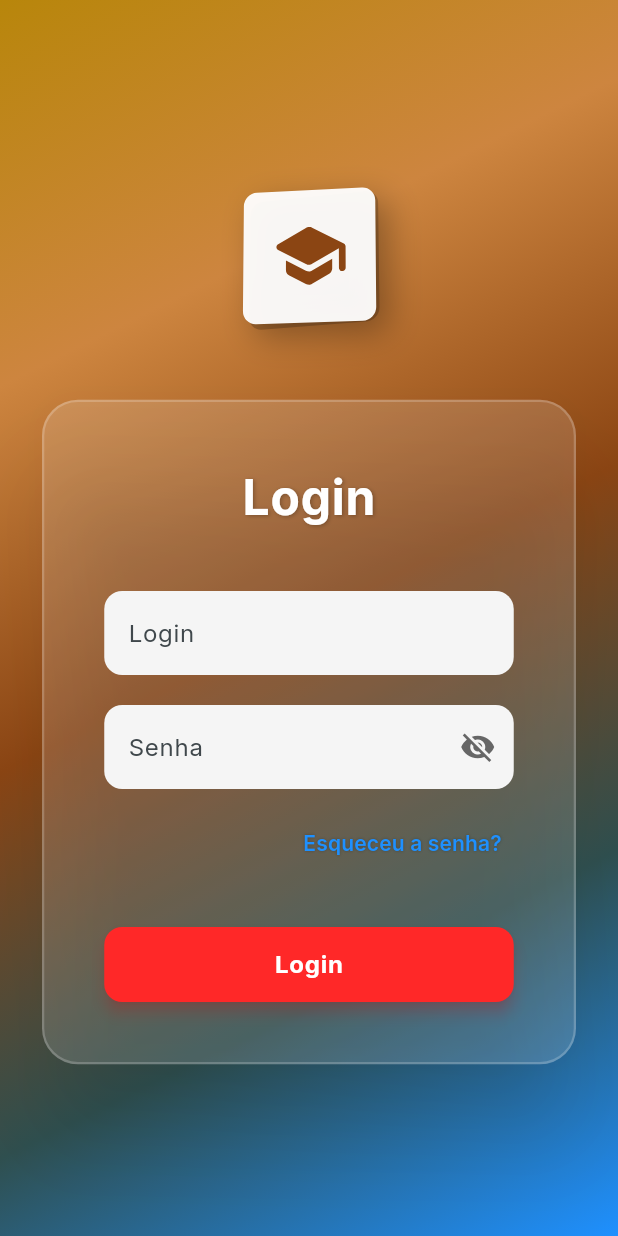
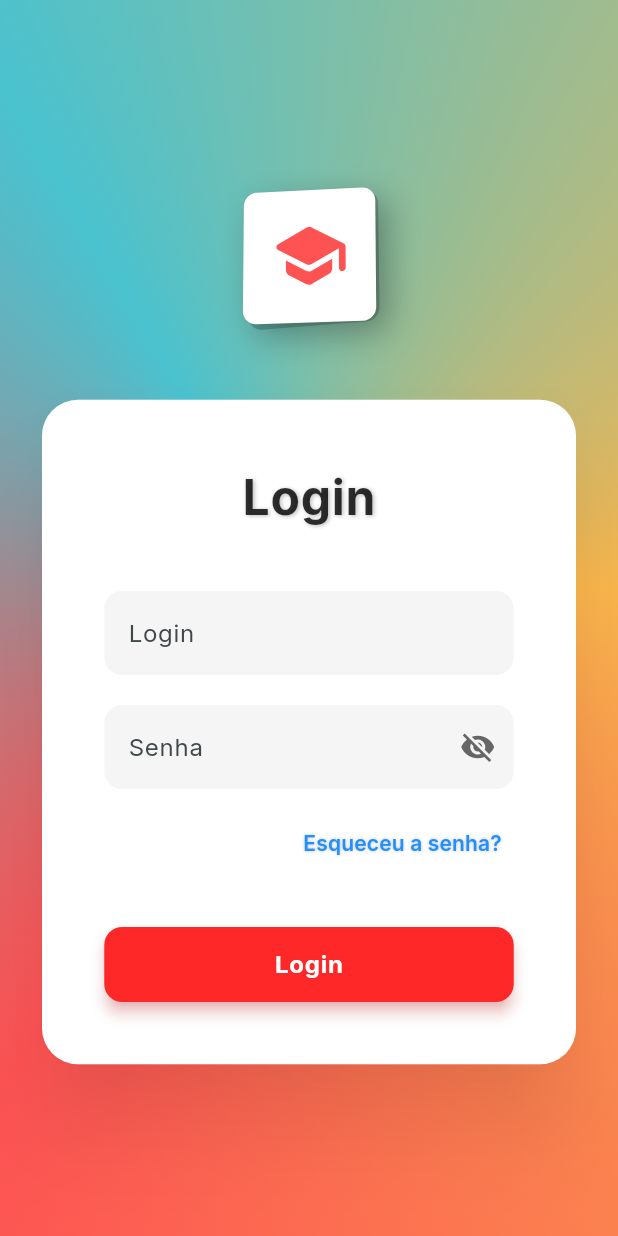
Before and after one commit to IMT-PII-4-Semestre/EducPoli, a Flutter app: the screen it shows after launch, on a phone screen of 412 x 824 dp. Run offline on Flutter 3.47's test engine with Material 3 defaults, Android fonts, the phone set to English and light mode, and no system bars; our stand-ins replace cloud_firestore, file_picker, firebase_auth, firebase_core, firebase_storage, google_fonts; accounts and stored records are empty.

Commit message:
chore: login style change color

```diff
--- a/lib/core/config/menu_config.dart
+++ b/lib/core/config/menu_config.dart
@@ -4,10 +4,10 @@ import '../../widgets/menu_lateral.dart';
 /// Configuração centralizada dos menus por tipo de usuário
 class MenuConfig {
   /// Cor principal do Aluno
-  static const Color corAluno = Color(0xCC1FB4C3);
+  static const Color corAluno = Color.fromARGB(255, 31, 181, 195);
 
   /// Cor principal do Professor
-  static const Color corProfessor = Color(0xCCFAA41F);
+  static const Color corProfessor = Color.fromARGB(255, 250, 162, 31);
 
   /// Cor principal do Diretor
   static const Color corDiretor = Color(0xCCFF2828);
--- a/lib/pages/login.dart
+++ b/lib/pages/login.dart
@@ -2,6 +2,7 @@ import 'package:flutter/material.dart';
 import '../widgets/campo_texto.dart';
 import '../services/autenticacao.dart';
 import '../models/usuarios.dart';
+import 'dart:math' as math; // <-- adicionado
 
 class TelaLogin extends StatefulWidget {
   const TelaLogin({super.key});
@@ -24,18 +25,17 @@ class _TelaLoginState extends State<TelaLogin> {
       body: Container(
         width: double.infinity,
         height: double.infinity,
-        decoration: const BoxDecoration(
-          gradient: LinearGradient(
-            begin: Alignment.topLeft,
-            end: Alignment.bottomRight,
-            colors: [
-              Color(0xFFB8860B), // Dourado
-              Color(0xFFCD853F), // Sandy brown
-              Color(0xFF8B4513), // Saddle brown
-              Color(0xFF2F4F4F), // Dark slate gray
-              Color(0xFF1E90FF), // Azul mais vibrante
+        decoration: BoxDecoration(
+          gradient: SweepGradient(
+            colors: const [
+              Color(0xCCFAA41F), // Amarelo/Ouro
+              Color(0xCCFF2828), // Borgonha/Magenta
+              Color(0xCC1FB4C3), // Ciano/Verde Água
+              Color(0xCCFAA41F), // volta ao amarelo para fechar o círculo
             ],
-            stops: [0.0, 0.25, 0.5, 0.75, 1.0],
+            startAngle: 0.0,
+            endAngle: 2 * math.pi,
+            center: const Alignment(-0.05, -0.05),
           ),
         ),
         child: LayoutBuilder(
@@ -137,7 +137,7 @@ class _TelaLoginState extends State<TelaLogin> {
               width: size * 1.5,
               height: size * 1.5,
               decoration: BoxDecoration(
-                color: Colors.white.withOpacity(0.95),
+                color: Colors.white,
                 borderRadius: BorderRadius.circular(size * 0.15),
                 boxShadow: [
                   BoxShadow(
@@ -151,7 +151,7 @@ class _TelaLoginState extends State<TelaLogin> {
                 child: Icon(
                   Icons.school_rounded,
                   size: size * 0.9,
-                  color: const Color(0xFF8B4513),
+                  color: const Color(0xCCFF2828),
                 ),
               ),
             ),
@@ -173,7 +173,7 @@ class _TelaLoginState extends State<TelaLogin> {
         constraints: BoxConstraints(maxWidth: maxWidth),
         decoration: BoxDecoration(
           borderRadius: BorderRadius.circular(24),
-          color: Colors.white.withOpacity(0.15),
+          color: Colors.white,
           border: Border.all(
             color: Colors.white.withOpacity(0.2),
             width: 1.5,
@@ -190,7 +190,7 @@ class _TelaLoginState extends State<TelaLogin> {
                 style: TextStyle(
                   fontSize: 32,
                   fontWeight: FontWeight.bold,
-                  color: Colors.white,
+                  color: Color.fromARGB(204, 0, 0, 0),
                   letterSpacing: 0.5,
                   shadows: [
                     Shadow(
```
